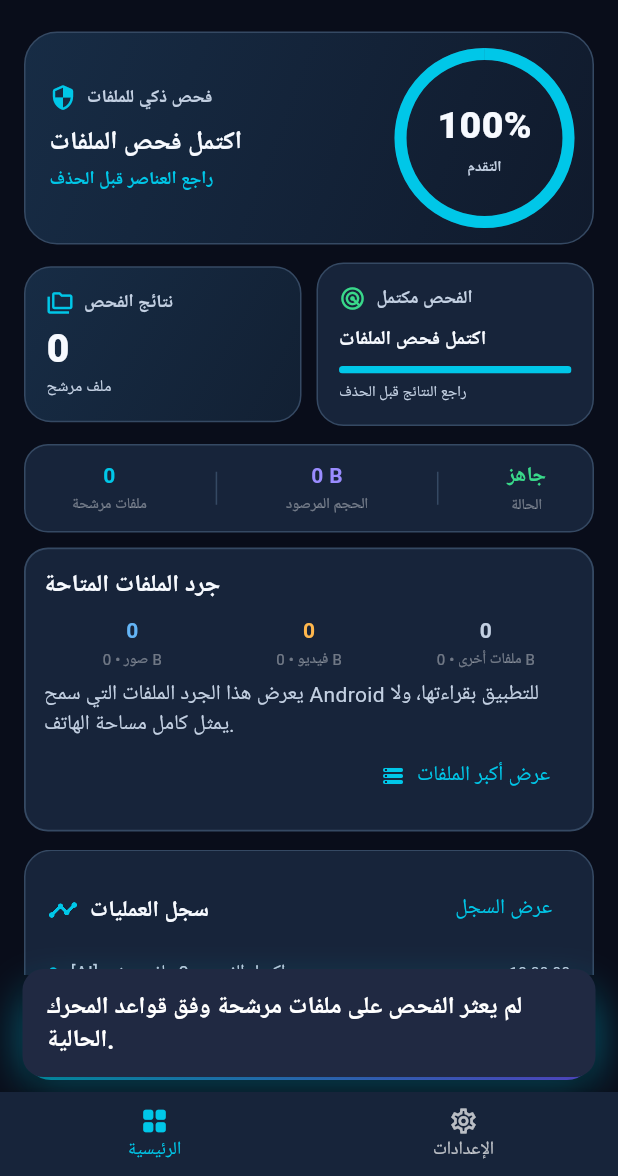
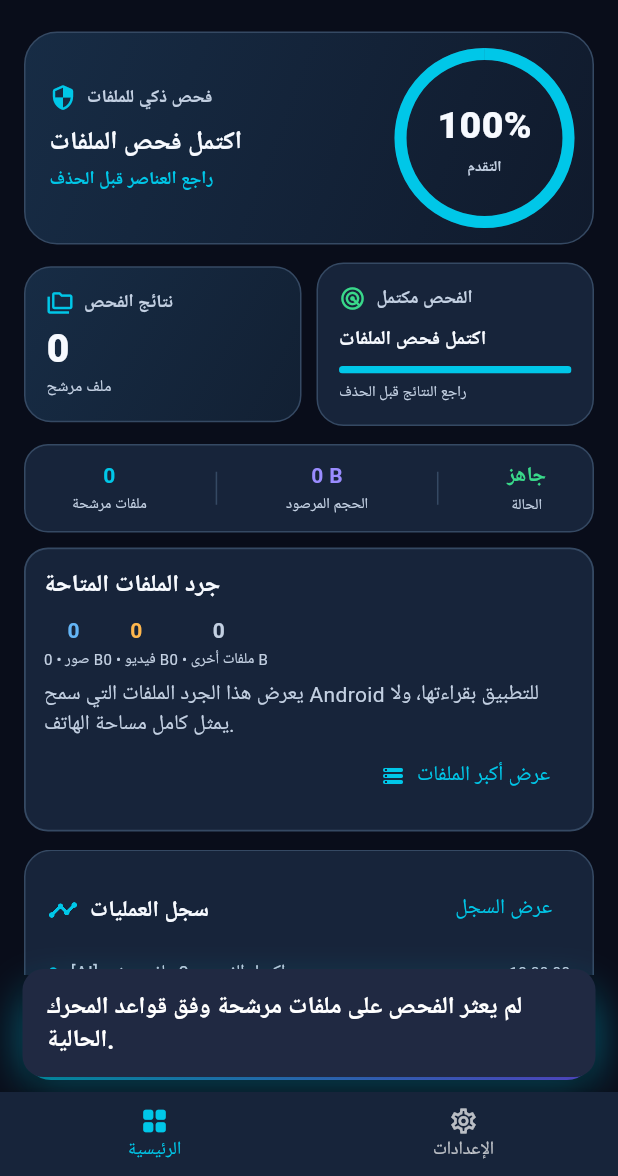
Before and after one commit to maloohm-collab/flutter_cleaner_app, a Flutter app: the HomeScreen screen opened directly, after a tap on "ابدأ فحص الملفات", on a phone screen of 412 x 824 dp, the part 60-1236 px from its top. Run offline on Flutter 3.47's test engine with Material 3 defaults, Android fonts, the phone set to English and light mode, and no system bars; our stand-ins replace flutter_animate, permission_handler, shared_preferences; accounts and stored records are empty.

Commit message:
Polish dashboard labels and inventory layout

```diff
--- a/lib/screens/home_screen.dart
+++ b/lib/screens/home_screen.dart
@@ -708,7 +708,7 @@ class _HomeScreenState extends State<HomeScreen> {
                   ),
                   SizedBox(height: 4),
                   Text(
-                    'Local File Cleanup • v1.0.0',
+                    'تنظيف الملفات محليًا • الإصدار 1.0.0',
                     style: TextStyle(
                       color: Color(0xFF00F2FE),
                       fontSize: 12,
@@ -736,7 +736,7 @@ class _HomeScreenState extends State<HomeScreen> {
                 color: Colors.white70,
               ),
               title: const Text(
-                'About Engine',
+                'حول محرك الفحص',
                 style: TextStyle(color: Colors.white),
               ),
               onTap: () {
@@ -873,9 +873,9 @@ class _HomeScreenState extends State<HomeScreen> {
                       const SizedBox(height: 8),
                       Row(
                         children: [
-                          Expanded(child: _buildStatColumn('${_engine.imageFiles}', 'صور • ${formatBytes(_engine.imageBytes)}', const Color(0xFF64B5F6))),
-                          Expanded(child: _buildStatColumn('${_engine.videoFiles}', 'فيديو • ${formatBytes(_engine.videoBytes)}', const Color(0xFFFFB74D))),
-                          Expanded(child: _buildStatColumn('${_engine.otherFiles}', 'ملفات أخرى • ${formatBytes(_engine.otherBytes)}', AppColors.textSecondary)),
+                          _buildStatColumn('${_engine.imageFiles}', 'صور • ${formatBytes(_engine.imageBytes)}', const Color(0xFF64B5F6)),
+                          _buildStatColumn('${_engine.videoFiles}', 'فيديو • ${formatBytes(_engine.videoBytes)}', const Color(0xFFFFB74D)),
+                          _buildStatColumn('${_engine.otherFiles}', 'ملفات أخرى • ${formatBytes(_engine.otherBytes)}', AppColors.textSecondary),
                         ],
                       ),
                       const SizedBox(height: 6),
@@ -1050,7 +1050,7 @@ class _HomeScreenState extends State<HomeScreen> {
             : _hasScanned
                 ? 'ملف مرشح'
                 : _hasCleanupResult
-                    ? 'ملف حُذف حسب نتيجة المحرك'
+                    ? 'ملف/ملفات حُذفت وفق نتيجة المحرك'
                     : 'ابدأ الفحص لعرض النتائج';
 
     return Container(
@@ -1329,7 +1329,7 @@ class _HomeScreenState extends State<HomeScreen> {
             maxLines: 1,
             overflow: TextOverflow.ellipsis,
             style: const TextStyle(
-              color: Colors.white38,
+              color: AppColors.textSecondary,
               fontSize: 10,
             ),
           ),
```
